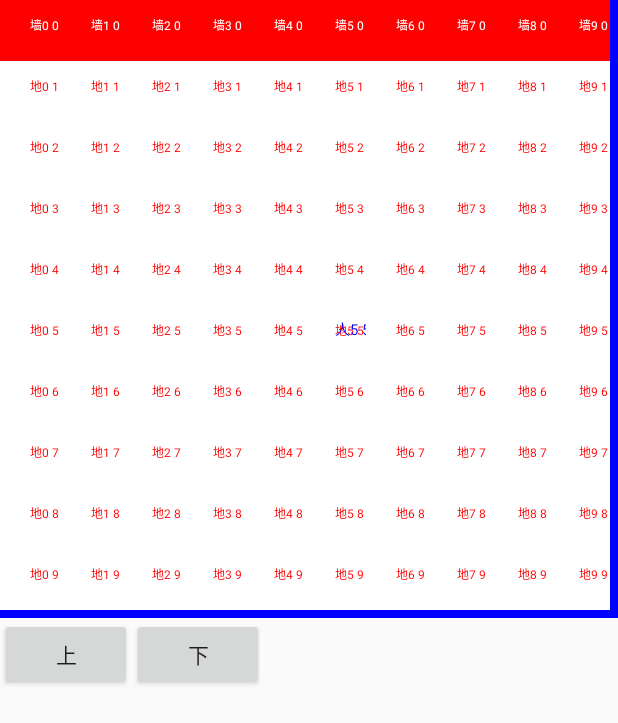
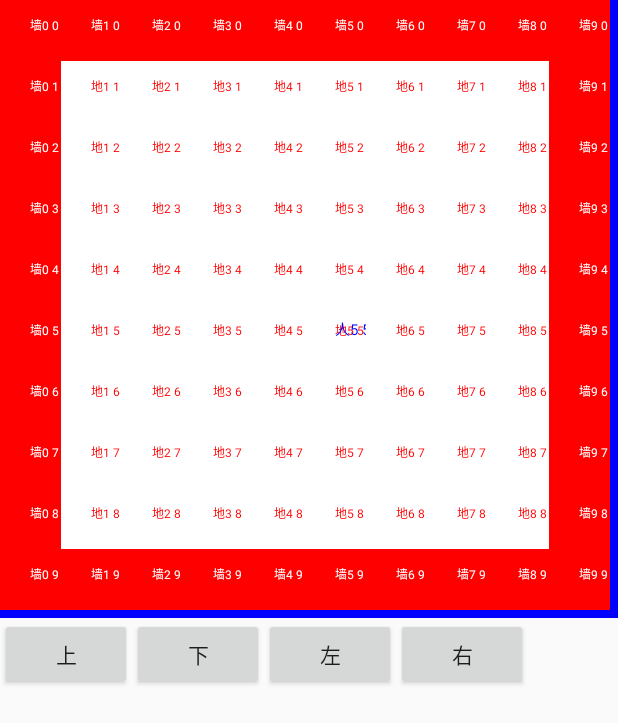
Before and after one commit to cyuanyang/boxman, an Android app: the screen it shows after launch (FirstRound), after a tap on an icon or button, on a phone screen of 412 x 824 dp. Shown: the top 723 px of the screen. Run offline under Robolectric (Android 15) with nearby library versions, the phone set to English and light mode, and no system bars; 1 other tap on this screen came first.

Commit message:
人的撞墙监测

```diff
--- a/app/src/main/java/com/cyy/boxman/ControlManager.java
+++ b/app/src/main/java/com/cyy/boxman/ControlManager.java
@@ -21,15 +21,29 @@ public class ControlManager {
         this.mapView = mapView;
     }
 
-    public void up(){
+    //移动的时候判断 下一步是不是墙
+    //返回 true 确实是墙  false 不是墙
+    private boolean isWall(int nextX , int nextY){
         boolean isWall = false;
         for (Point wallPoint : mapView.getWallPoint()) {
-            if (wallPoint.equals(person.getPoint().x , person.getPoint().y-1)){
+            if (wallPoint.equals(nextX ,nextY)){
                 isWall = true;
                 break;
             }
         }
-        if (!isWall){
+
+        return isWall;
+    }
+
+    public void up(){
+//        boolean isWall = false;
+//        for (Point wallPoint : mapView.getWallPoint()) {
+//            if (wallPoint.equals(person.getPoint().x , person.getPoint().y-1)){
+//                isWall = true;
+//                break;
+//            }
+//        }
+        if (!isWall(person.getPoint().x , person.getPoint().y-1)){
             person.up();
         }else {
             Toast.makeText(App.getInstance(), "墙啊", Toast.LENGTH_SHORT).show();
@@ -37,15 +51,27 @@ public class ControlManager {
     }
 
     public void down(){
-        person.down();
+        if (!isWall(person.getPoint().x , person.getPoint().y+1)){
+            person.down();
+        }else {
+            Toast.makeText(App.getInstance(), "墙啊", Toast.LENGTH_SHORT).show();
+        }
     }
 
     public void left(){
-        person.left();
+        if (!isWall(person.getPoint().x-1 , person.getPoint().y)){
+            person.left();
+        }else {
+            Toast.makeText(App.getInstance(), "墙啊", Toast.LENGTH_SHORT).show();
+        }
     }
 
     public void right(){
-        person.right();
+        if (!isWall(person.getPoint().x + 1, person.getPoint().y)){
+            person.right();
+        }else {
+            Toast.makeText(App.getInstance(), "墙啊", Toast.LENGTH_SHORT).show();
+        }
     }
 
 }
--- a/app/src/main/java/com/cyy/boxman/MainActivity.java
+++ b/app/src/main/java/com/cyy/boxman/MainActivity.java
@@ -21,6 +21,8 @@ public abstract class MainActivity extends Activity implements View.OnClickListe
 
     protected Button upBtn;
     protected Button downBtn;
+    protected Button leftBtn;
+    protected Button rightBtn;
     private MapView mapView;
     private ControlManager controlManager;
 
@@ -55,6 +57,10 @@ public abstract class MainActivity extends Activity implements View.OnClickListe
         upBtn.setOnClickListener(MainActivity.this);
         downBtn = (Button) findViewById(R.id.downBtn);
         downBtn.setOnClickListener(MainActivity.this);
+        leftBtn = (Button) findViewById(R.id.leftBtn);
+        leftBtn.setOnClickListener(MainActivity.this);
+        rightBtn = (Button) findViewById(R.id.rightBtn);
+        rightBtn.setOnClickListener(MainActivity.this);
     }
 
     /**
@@ -104,6 +110,10 @@ public abstract class MainActivity extends Activity implements View.OnClickListe
             controlManager.up();
         } else if (view.getId() == R.id.downBtn) {
             controlManager.down();
+        } else if (view.getId() == R.id.leftBtn) {
+            controlManager.left();
+        } else if (view.getId() == R.id.rightBtn) {
+            controlManager.right();
         }
     }
 }
--- a/app/src/main/java/com/cyy/boxman/round/FirstRound.java
+++ b/app/src/main/java/com/cyy/boxman/round/FirstRound.java
@@ -35,7 +35,10 @@ public class FirstRound extends MainActivity {
         for (int i = 0; i < MapView.DEFAULT_VERTICAL_NUM; i++) {
 
             for (int j = 0; j < MapView.DEFAULT_HORIZONTAL_NUM; j++) {
-                if (j == 0){
+                if (j == 0
+                        || i == 0
+                        || j == MapView.DEFAULT_VERTICAL_NUM-1
+                        || i == MapView.DEFAULT_HORIZONTAL_NUM-1){
                     Wall wall = new Wall(this);
                     wall.setPoint(new Point(i , j));
                     wall.setBackgroundColor(Color.RED);
--- a/app/src/main/res/layout/activity_main.xml
+++ b/app/src/main/res/layout/activity_main.xml
@@ -26,6 +26,16 @@
             android:layout_width="wrap_content"
             android:layout_height="wrap_content"
             android:text="下"/>
+        <Button
+            android:id="@+id/leftBtn"
+            android:layout_width="wrap_content"
+            android:layout_height="wrap_content"
+            android:text="左"/>
+        <Button
+            android:id="@+id/rightBtn"
+            android:layout_width="wrap_content"
+            android:layout_height="wrap_content"
+            android:text="右"/>
     </LinearLayout>
 
 </LinearLayout>
```
Also changed, not shown: 1 other file.
